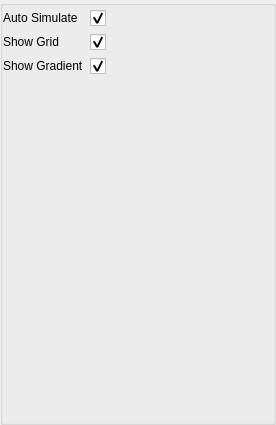
Old version of the form src/view/viewportsettings.ui in the repository Abdul-AZ/mgfield.
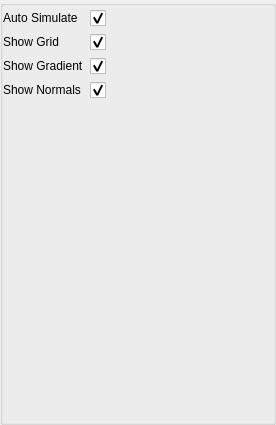
New version of the form.

Commit message: Add option for hiding normals in Viewport3D

```diff
--- a/src/view/viewportsettings.ui
+++ b/src/view/viewportsettings.ui
@@ -191,6 +191,35 @@
      </property>
     </widget>
    </item>
+   <item row="4" column="0">
+    <widget class="QLabel" name="ShowNormalsLabel">
+     <property name="text">
+      <string>Show Normals</string>
+     </property>
+    </widget>
+   </item>
+   <item row="4" column="1">
+    <widget class="QCheckBox" name="ShowNormalsCheckbox">
+     <property name="minimumSize">
+      <size>
+       <width>24</width>
+       <height>24</height>
+      </size>
+     </property>
+     <property name="styleSheet">
+      <string notr="true">QCheckBox::indicator {
+     width: 16px;
+     height: 16px;
+ }</string>
+     </property>
+     <property name="text">
+      <string/>
+     </property>
+     <property name="checked">
+      <bool>true</bool>
+     </property>
+    </widget>
+   </item>
   </layout>
  </widget>
  <resources/>
```
The commit also changes 2 other files.
